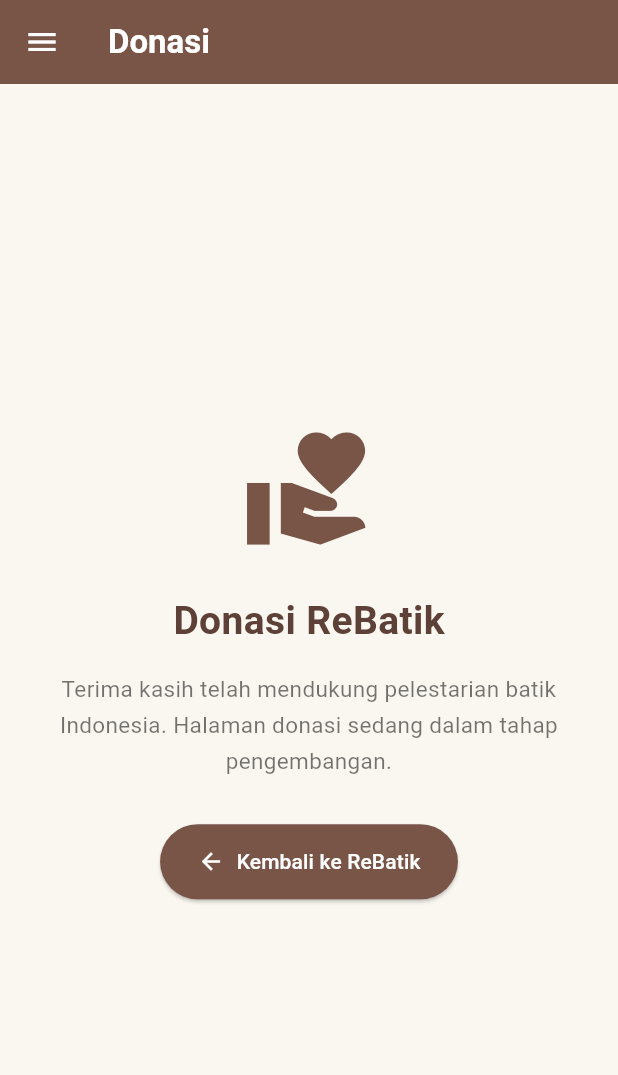
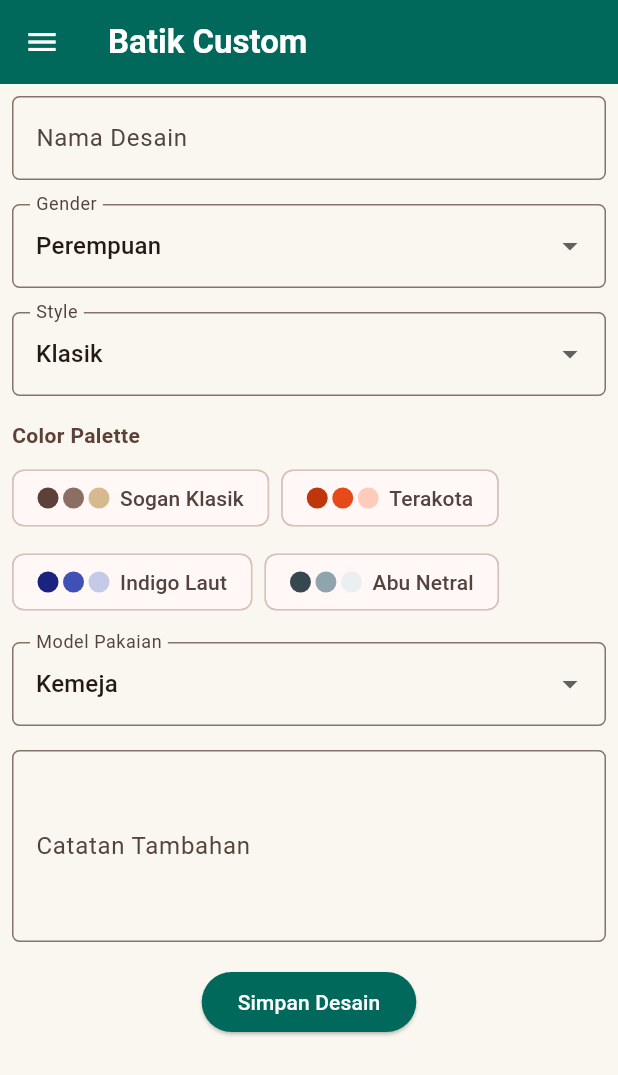
Before and after one commit to pbp-kelas-d-kelompok1-ReBatik/ReBatik-Mobile, a Flutter app: the screen it shows after launch, in the side drawer, after a tap on "Batik Story", on a phone screen of 412 x 824 dp. Shown: the top 1075 px of the screen. Run offline on Flutter 3.47's test engine with Material 3 defaults, Android fonts, the phone set to English and light mode, and no system bars.

Commit message:
menambahkan custom

```diff
--- /dev/null
+++ b/lib/screens/batik_custom/batik_custom_page.dart
@@ -0,0 +1,312 @@
+import 'package:flutter/material.dart';
+import 'package:rebatik_mobile/data/batik_data.dart';
+import 'package:rebatik_mobile/models/batik_motif.dart';
+import 'package:rebatik_mobile/widgets/left_drawer.dart';
+
+class BatikCustomPage extends StatefulWidget {
+  const BatikCustomPage({super.key});
+
+  @override
+  State<BatikCustomPage> createState() => _BatikCustomPageState();
+}
+
+class _BatikCustomPageState extends State<BatikCustomPage> {
+  final _formKey = GlobalKey<FormState>();
+
+  String _designName = '';
+  String _gender = batikGenders.first;
+  String _style = batikStyles.first;
+  String _garment = batikGarments.first;
+  String _notes = '';
+  BatikPalette? _palette;
+  BatikMotif? _motif;
+  bool _showPaletteError = false;
+
+  /// Motif yang tone warnanya cocok dengan palette yang dipilih.
+  List<BatikMotif> get _recommendations {
+    final palette = _palette;
+    if (palette == null) return [];
+    return batikMotifs.where((m) => m.tone == palette.tone).toList();
+  }
+
+  InputDecoration _decoration(String label, {String? hint}) {
+    return InputDecoration(
+      labelText: label,
+      hintText: hint,
+      border: OutlineInputBorder(borderRadius: BorderRadius.circular(5.0)),
+    );
+  }
+
+  void _submit() {
+    final bool formValid = _formKey.currentState!.validate();
+    final bool paletteValid = _palette != null;
+
+    setState(() {
+      _showPaletteError = !paletteValid;
+    });
+
+    if (!formValid || !paletteValid) return;
+
+    showDialog(
+      context: context,
+      builder: (context) {
+        return AlertDialog(
+          title: const Text('Desain berhasil dibuat!'),
+          content: SingleChildScrollView(
+            child: Column(
+              crossAxisAlignment: CrossAxisAlignment.start,
+              children: [
+                Text('Nama Desain: $_designName'),
+                Text('Gender: $_gender'),
+                Text('Style: $_style'),
+                Text('Color Palette: ${_palette!.name}'),
+                Text('Motif: ${_motif?.name ?? 'Belum dipilih'}'),
+                Text('Model Pakaian: $_garment'),
+                Text('Catatan: ${_notes.isEmpty ? '-' : _notes}'),
+              ],
+            ),
+          ),
+          actions: [
+            TextButton(
+              child: const Text('OK'),
+              onPressed: () {
+                Navigator.pop(context);
+                _formKey.currentState!.reset();
+                setState(() {
+                  _designName = '';
+                  _gender = batikGenders.first;
+                  _style = batikStyles.first;
+                  _garment = batikGarments.first;
+                  _notes = '';
+                  _palette = null;
+                  _motif = null;
+                  _showPaletteError = false;
+                });
+              },
+            ),
+          ],
+        );
+      },
+    );
+  }
+
+  @override
+  Widget build(BuildContext context) {
+    return Scaffold(
+      backgroundColor: const Color(0xFFFAF7F0),
+      appBar: AppBar(
+        title: const Text(
+          'Batik Custom',
+          style: TextStyle(fontWeight: FontWeight.bold),
+        ),
+        backgroundColor: const Color(0xFF00695C),
+        foregroundColor: Colors.white,
+      ),
+      drawer: const LeftDrawer(),
+      body: Form(
+        key: _formKey,
+        child: SingleChildScrollView(
+          child: Column(
+            crossAxisAlignment: CrossAxisAlignment.start,
+            children: [
+              // === Nama Desain ===
+              Padding(
+                padding: const EdgeInsets.all(8.0),
+                child: TextFormField(
+                  decoration: _decoration(
+                    'Nama Desain',
+                    hint: 'Contoh: Kemeja Parang Indigo',
+                  ),
+                  onChanged: (String? value) {
+                    setState(() {
+                      _designName = value!;
+                    });
+                  },
+                  validator: (String? value) {
+                    if (value == null || value.trim().isEmpty) {
+                      return 'Nama desain tidak boleh kosong!';
+                    }
+                    return null;
+                  },
+                ),
+              ),
+              // === Gender ===
+              Padding(
+                padding: const EdgeInsets.all(8.0),
+                child: DropdownButtonFormField<String>(
+                  decoration: _decoration('Gender'),
+                  initialValue: _gender,
+                  items: batikGenders
+                      .map((g) => DropdownMenuItem(value: g, child: Text(g)))
+                      .toList(),
+                  onChanged: (String? newValue) {
+                    setState(() {
+                      _gender = newValue!;
+                    });
+                  },
+                ),
+              ),
+              // === Style ===
+              Padding(
+                padding: const EdgeInsets.all(8.0),
+                child: DropdownButtonFormField<String>(
+                  decoration: _decoration('Style'),
+                  initialValue: _style,
+                  items: batikStyles
+                      .map((s) => DropdownMenuItem(value: s, child: Text(s)))
+                      .toList(),
+                  onChanged: (String? newValue) {
+                    setState(() {
+                      _style = newValue!;
+                    });
+                  },
+                ),
+              ),
+              // === Color Palette ===
+              Padding(
+                padding: const EdgeInsets.fromLTRB(8.0, 8.0, 8.0, 0),
+                child: Text(
+                  'Color Palette',
+                  style: TextStyle(
+                    fontWeight: FontWeight.bold,
+                    color: _showPaletteError
+                        ? Theme.of(context).colorScheme.error
+                        : const Color(0xFF5D4037),
+                  ),
+                ),
+              ),
+              Padding(
+                padding: const EdgeInsets.all(8.0),
+                child: Wrap(
+                  spacing: 8.0,
+                  runSpacing: 8.0,
+                  children: batikPalettes.map((palette) {
+                    return ChoiceChip(
+                      label: Row(
+                        mainAxisSize: MainAxisSize.min,
+                        children: [
+                          for (final c in palette.colors)
+                            Container(
+                              width: 14,
+                              height: 14,
+                              margin: const EdgeInsets.only(right: 3),
+                              decoration: BoxDecoration(
+                                color: c,
+                                shape: BoxShape.circle,
+                              ),
+                            ),
+                          const SizedBox(width: 4),
+                          Text(palette.name),
+                        ],
+                      ),
+                      selected: _palette == palette,
+                      onSelected: (_) {
+                        setState(() {
+                          _palette = palette;
+                          _motif = null; // rekomendasi berubah
+                          _showPaletteError = false;
+                        });
+                      },
+                    );
+                  }).toList(),
+                ),
+              ),
+              if (_showPaletteError)
+                Padding(
+                  padding: const EdgeInsets.symmetric(horizontal: 16.0),
+                  child: Text(
+                    'Pilih salah satu color palette!',
+                    style: TextStyle(
+                      fontSize: 12,
+                      color: Theme.of(context).colorScheme.error,
+                    ),
+                  ),
+                ),
+              // === Rekomendasi Motif ===
+              if (_palette != null) ...[
+                Padding(
+                  padding: const EdgeInsets.fromLTRB(8.0, 8.0, 8.0, 0),
+                  child: Text(
+                    'Rekomendasi motif untuk tone ${_palette!.tone}',
+                    style: const TextStyle(
+                      fontWeight: FontWeight.bold,
+                      color: Color(0xFF5D4037),
+                    ),
+                  ),
+                ),
+                Padding(
+                  padding: const EdgeInsets.all(8.0),
+                  child: Wrap(
+                    spacing: 8.0,
+                    children: _recommendations.map((motif) {
+                      return ChoiceChip(
+                        label: Text(motif.name),
+                        selected: _motif == motif,
+                        onSelected: (_) {
+                          setState(() {
+                            _motif = motif;
+                          });
+                        },
+                      );
+                    }).toList(),
+                  ),
+                ),
+              ],
+              // === Model Pakaian ===
+              Padding(
+                padding: const EdgeInsets.all(8.0),
+                child: DropdownButtonFormField<String>(
+                  decoration: _decoration('Model Pakaian'),
+                  initialValue: _garment,
+                  items: batikGarments
+                      .map((g) => DropdownMenuItem(value: g, child: Text(g)))
+                      .toList(),
+                  onChanged: (String? newValue) {
+                    setState(() {
+                      _garment = newValue!;
+                    });
+                  },
+                ),
+              ),
+              // === Catatan ===
+              Padding(
+                padding: const EdgeInsets.all(8.0),
+                child: TextFormField(
+                  maxLines: 4,
+                  decoration: _decoration(
+                    'Catatan Tambahan',
+                    hint: 'Ukuran, preferensi bahan, dan lainnya (opsional)',
+                  ),
+                  onChanged: (String? value) {
+                    setState(() {
+                      _notes = value!;
+                    });
+                  },
+                ),
+              ),
+              // === Tombol Simpan ===
+              Align(
+                alignment: Alignment.bottomCenter,
+                child: Padding(
+                  padding: const EdgeInsets.all(8.0),
+                  child: ElevatedButton(
+                    style: ButtonStyle(
+                      backgroundColor: WidgetStateProperty.all(
+                        const Color(0xFF00695C),
+                      ),
+                    ),
+                    onPressed: _submit,
+                    child: const Text(
+                      'Simpan Desain',
+                      style: TextStyle(color: Colors.white),
+                    ),
+                  ),
+                ),
+              ),
+            ],
+          ),
+        ),
+      ),
+    );
+  }
+}
--- a/lib/screens/batik_story/batik_story_page.dart
+++ b/lib/screens/batik_story/batik_story_page.dart
@@ -2,7 +2,6 @@ import 'package:flutter/material.dart';
 import 'package:rebatik_mobile/data/batik_data.dart';
 import 'package:rebatik_mobile/models/batik_motif.dart';
 import 'package:rebatik_mobile/screens/batik_story/batik_story_detail_page.dart';
-
 import 'package:rebatik_mobile/widgets/left_drawer.dart';
 
 class BatikStoryPage extends StatefulWidget {
--- a/lib/screens/menu.dart
+++ b/lib/screens/menu.dart
@@ -1,69 +1,80 @@
+
 import 'package:flutter/material.dart';
-import 'package:rebatik_mobile/widgets/info_card.dart';
 import 'package:rebatik_mobile/widgets/left_drawer.dart';
 import 'package:rebatik_mobile/widgets/item_card.dart';
 
 class ReBatikPage extends StatelessWidget {
   ReBatikPage({super.key});
 
-  final String kelompok = 'Kelompok 1';
-  final String kelas = 'PBP-D';
-  final String modul = 'Modul 2';
-
   final List<ItemHomepage> items = [
-    ItemHomepage('Batik Story', Icons.menu_book, const Color(0xFF795548)),
-    ItemHomepage('Batik Custom', Icons.palette, const Color(0xFF00695C)),
-    ItemHomepage('Donasi', Icons.volunteer_activism, const Color(0xFFBF360C)),
+    ItemHomepage(
+      'Batik Story',
+      Icons.menu_book,
+      const Color(0xFF795548),
+    ),
+    ItemHomepage(
+      'Batik Custom',
+      Icons.palette,
+      const Color(0xFF00695C),
+    ),
+    ItemHomepage(
+      'Donasi',
+      Icons.volunteer_activism,
+      const Color(0xFFBF360C),
+    ),
   ];
 
   @override
   Widget build(BuildContext context) {
     return Scaffold(
       backgroundColor: const Color(0xFFFAF7F0),
+
       appBar: AppBar(
         title: const Text(
           'ReBatik',
-          style: TextStyle(fontWeight: FontWeight.bold),
+          style: TextStyle(
+            fontWeight: FontWeight.bold,
+          ),
         ),
         backgroundColor: const Color(0xFF795548),
         foregroundColor: Colors.white,
         elevation: 0,
       ),
+
       drawer: const LeftDrawer(),
+
       body: SingleChildScrollView(
         child: Padding(
           padding: const EdgeInsets.all(16.0),
           child: Column(
             crossAxisAlignment: CrossAxisAlignment.center,
             children: [
-              // Tiga InfoCard sejajar secara horizontal.
-              Row(
-                mainAxisAlignment: MainAxisAlignment.spaceEvenly,
-                children: [
-                  InfoCard(title: 'Kelompok', content: kelompok),
-                  InfoCard(title: 'Kelas', content: kelas),
-                  InfoCard(title: 'Modul', content: modul),
-                ],
-              ),
-              const SizedBox(height: 16.0),
-              const Padding(
-                padding: EdgeInsets.only(top: 16.0),
-                child: Text(
-                  'Selamat Datang di ReBatik!',
-                  style: TextStyle(
-                    fontWeight: FontWeight.bold,
-                    fontSize: 22.0,
-                    color: Color(0xFF5D4037),
-                  ),
+              const SizedBox(height: 32),
+
+              const Text(
+                'Selamat Datang di ReBatik!',
+                textAlign: TextAlign.center,
+                style: TextStyle(
+                  fontWeight: FontWeight.bold,
+                  fontSize: 22.0,
+                  color: Color(0xFF5D4037),
                 ),
               ),
-              const SizedBox(height: 8.0),
+
+              const SizedBox(height: 12.0),
+
               const Text(
                 'Mari mengenal dan melestarikan warisan budaya batik Indonesia bersama ReBatik.',
                 textAlign: TextAlign.center,
-                style: TextStyle(fontSize: 14, color: Colors.brown, height: 1.5),
+                style: TextStyle(
+                  fontSize: 14,
+                  color: Colors.brown,
+                  height: 1.5,
+                ),
               ),
-              // Kisi tombol menu, 3 kolom.
+
+              const SizedBox(height: 20),
+
               GridView.count(
                 primary: false,
                 physics: const NeverScrollableScrollPhysics(),
--- a/lib/widgets/item_card.dart
+++ b/lib/widgets/item_card.dart
@@ -1,7 +1,8 @@
 import 'package:flutter/material.dart';
-
+import 'package:rebatik_mobile/screens/batik_custom/batik_custom_page.dart';
 import 'package:rebatik_mobile/screens/batik_story/batik_story_page.dart';
 import 'package:rebatik_mobile/screens/donasi/donasi_page.dart';
+
 
 /// Model data untuk satu tombol menu di halaman utama.
 class ItemHomepage {
@@ -40,10 +41,10 @@ class ItemCard extends StatelessWidget {
               MaterialPageRoute(builder: (context) => const BatikStoryPage()),
             );
           } else if (item.name == 'Batik Custom') {
-            // Navigator.push(
-            //   context,
-            //   MaterialPageRoute(builder: (context) => const BatikCustomPage()),
-            // );
+            Navigator.push(
+              context,
+              MaterialPageRoute(builder: (context) => const BatikCustomPage()),
+            );
           } else if (item.name == 'Donasi') {
             Navigator.push(
               context,
--- a/lib/widgets/left_drawer.dart
+++ b/lib/widgets/left_drawer.dart
@@ -1,7 +1,7 @@
 import 'package:flutter/material.dart';
+import 'package:rebatik_mobile/screens/batik_custom/batik_custom_page.dart';
 import 'package:rebatik_mobile/screens/batik_story/batik_story_page.dart';
 import 'package:rebatik_mobile/screens/donasi/donasi_page.dart';
-
 import 'package:rebatik_mobile/screens/menu.dart';
 
 class LeftDrawer extends StatelessWidget {
@@ -63,10 +63,10 @@ class LeftDrawer extends StatelessWidget {
             leading: const Icon(Icons.palette),
             title: const Text('Batik Custom'),
             onTap: () {
-              // Navigator.pushReplacement(
-              //   context,
-              //   MaterialPageRoute(builder: (context) => const BatikCustomPage()),
-              // );
+              Navigator.pushReplacement(
+                context,
+                MaterialPageRoute(builder: (context) => const BatikCustomPage()),
+              );
             },
           ),
           ListTile(
```
Also changed, not shown: 1 other file.
